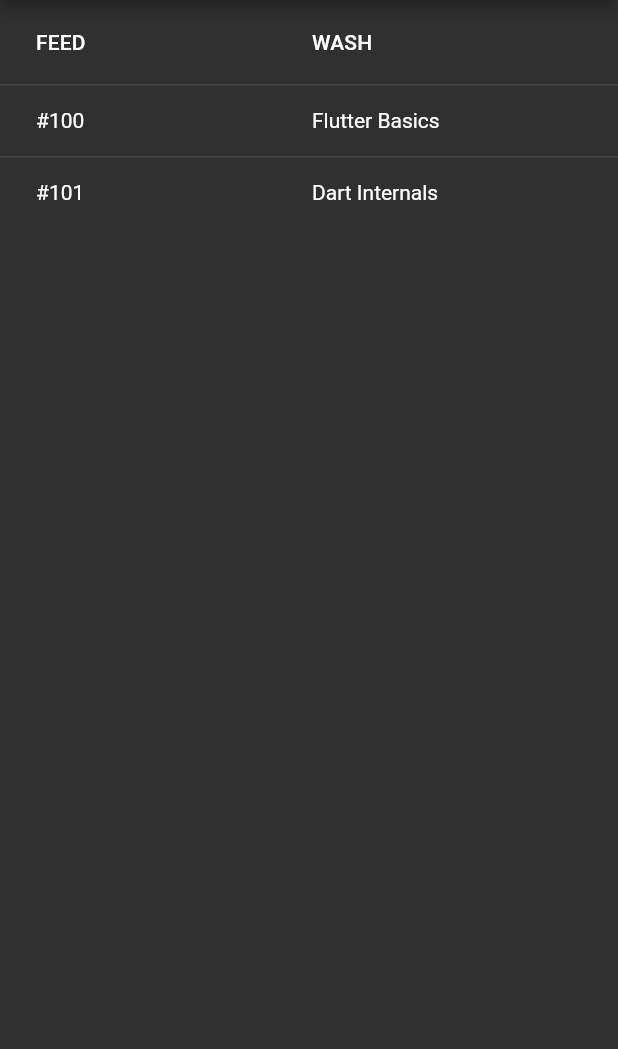
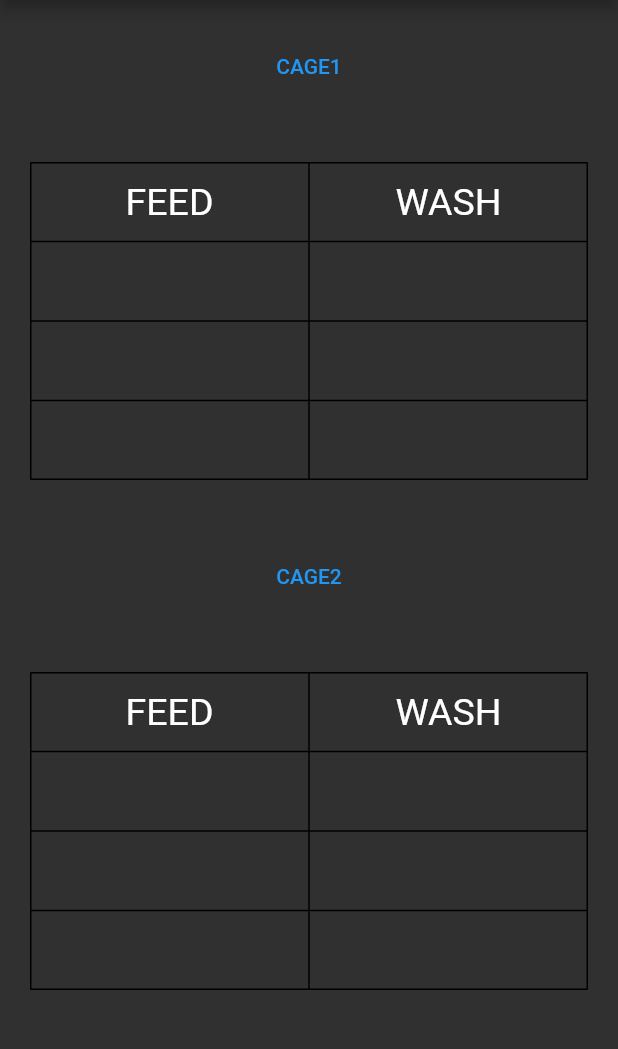
Before and after one commit to Chaaang/Thesis-mobileapp-final, a Flutter app: the ViewSched screen opened directly, on a phone screen of 412 x 824 dp, the part 84-1133 px from its top. Run offline on Flutter 3.47's test engine with Material 2 defaults, Android fonts, the phone set to English and light mode, and no system bars; our stand-ins replace firebase_core, firebase_database, percent_indicator; accounts and stored records are empty.

Commit message:
Created table for viewing of set schedules

```diff
--- a/pigs/lib/screens/feed_sched.dart
+++ b/pigs/lib/screens/feed_sched.dart
@@ -12,8 +12,8 @@ class _FeedScheduleState extends State<FeedSchedule> {
   String time_temp = "";
   bool isCheck = false;
   bool isCheck2 = false;
-  int cage1_id = 0;
-  int cage2_id = 0;
+  int cage1_id = 1;
+  int cage2_id = 1;
 
   void time() {
     showTimePicker(context: context, initialTime: TimeOfDay.now())
@@ -73,7 +73,7 @@ class _FeedScheduleState extends State<FeedSchedule> {
                   child: Checkbox(
                       value: isCheck,
                       onChanged: (value) {
-                        if (cage1_id == 3) {
+                        if (cage1_id == 4) {
                           null;
                         } else {
                           setState(() {
@@ -102,7 +102,7 @@ class _FeedScheduleState extends State<FeedSchedule> {
                   child: Checkbox(
                       value: isCheck2,
                       onChanged: (value) {
-                        if (cage2_id == 3) {
+                        if (cage2_id == 4) {
                           null;
                         } else {
                           setState(() {
--- a/pigs/lib/screens/viewsched.dart
+++ b/pigs/lib/screens/viewsched.dart
@@ -1,3 +1,6 @@
+import 'dart:async';
+import 'dart:convert';
+import 'package:firebase_database/firebase_database.dart';
 import 'package:flutter/material.dart';
 
 class ViewSched extends StatefulWidget {
@@ -9,42 +12,164 @@ class ViewSched extends StatefulWidget {
 
 class _ViewSchedState extends State<ViewSched> {
   @override
+  List<String> temp = [];
+  List<String> wash = [];
+
+  String f1 = "";
+  String f2 = "";
+  String f3 = "";
+  String w1 = "";
+  String w2 = "";
+  String w3 = "";
+
+  List<String> temp2 = [];
+  List<String> wash2 = [];
+  String f11 = "";
+  String f22 = "";
+  String f33 = "";
+  String w11 = "";
+  String w22 = "";
+  String w33 = "";
+
+  getfeed(String x) {
+    final _testRef = FirebaseDatabase.instance
+        .ref("cage1_feed_sched/" + x)
+        .once()
+        .then((event) {
+      temp.add(jsonDecode(jsonEncode(event.snapshot.value)));
+      // print(temp);
+      setState(() {
+        f1 = temp[0];
+        f2 = temp[1];
+        f3 = temp[2];
+        //  print(f1);
+      });
+    });
+  }
+
+  getfeed2(String x) {
+    final _testRef = FirebaseDatabase.instance
+        .ref("cage2_feed_sched/" + x)
+        .once()
+        .then((event) {
+      temp2.add(jsonDecode(jsonEncode(event.snapshot.value)));
+
+      setState(() {
+        f11 = temp2[0];
+        f22 = temp2[1];
+        f33 = temp2[2];
+      });
+    });
+  }
+
+  getwash(String x) {
+    final _testRef = FirebaseDatabase.instance
+        .ref("cage1_wash_sched/" + x)
+        .once()
+        .then((event) {
+      wash.add(jsonDecode(jsonEncode(event.snapshot.value)));
+      //  print(wash);
+      setState(() {
+        w1 = wash[0];
+        w2 = wash[1];
+        w3 = wash[2];
+        //   print(w1);
+      });
+    });
+  }
+
+  getwash2(String x) {
+    final _testRef = FirebaseDatabase.instance
+        .ref("cage2_wash_sched/" + x)
+        .once()
+        .then((event) {
+      wash2.add(jsonDecode(jsonEncode(event.snapshot.value)));
+      //  print(wash);
+      setState(() {
+        w11 = wash2[0];
+        w22 = wash2[1];
+        w33 = wash2[2];
+        //   print(w1);
+      });
+    });
+  }
+
+  @override
   Widget build(BuildContext context) {
-    // TableRow _tableRow = const TableRow(children: <Widget>[
-    //   Padding(padding: EdgeInsets.all(10.0), child: Text('Cell 1')),
-    //   Padding(padding: EdgeInsets.all(10.0), child: Text('Cell 2')),
-    // ]);
     return Scaffold(
         appBar: AppBar(
           centerTitle: true,
           title: const Text("Schedule"),
         ),
-        body: ListView(
-          children: [_DataTable()],
-        ));
+        body: Column(children: [
+          SizedBox(
+            height: 20,
+          ),
+          TextButton(
+              onPressed: () {
+                for (int i = 0; i < 4; i++) {
+                  getfeed(i.toString());
+                }
+                for (int i = 0; i < 4; i++) {
+                  getwash(i.toString());
+                }
+              },
+              child: Text("CAGE1")),
+          SizedBox(
+            height: 20,
+          ),
+          Padding(
+            padding: const EdgeInsets.all(20.0),
+            child: Table(
+              border: TableBorder.all(),
+              children: [
+                buildRow(['FEED', 'WASH']),
+                buildRow([f1, w1]),
+                buildRow([f2, w2]),
+                buildRow([f3, w3]),
+              ],
+            ),
+          ),
+          SizedBox(
+            height: 20,
+          ),
+          TextButton(
+              onPressed: () {
+                for (int i = 0; i < 4; i++) {
+                  getfeed2(i.toString());
+                }
+                for (int i = 0; i < 4; i++) {
+                  getwash2(i.toString());
+                }
+              },
+              child: Text("CAGE2")),
+          SizedBox(
+            height: 20,
+          ),
+          Padding(
+            padding: const EdgeInsets.all(20.0),
+            child: Table(
+              border: TableBorder.all(),
+              children: [
+                buildRow(['FEED', 'WASH']),
+                buildRow([f11, w11]),
+                buildRow([f22, w22]),
+                buildRow([f33, w33]),
+              ],
+            ),
+          ),
+        ]));
   }
 
-  DataTable _DataTable() {
-    return DataTable(columns: _createColumns(), rows: _createRows());
-  }
-
-  List<DataColumn> _createColumns() {
-    return [
-      DataColumn(label: Text('FEED')),
-      DataColumn(label: Text('WASH')),
-    ];
-  }
-
-  List<DataRow> _createRows() {
-    return [
-      DataRow(cells: [
-        DataCell(Text('#100')),
-        DataCell(Text('Flutter Basics')),
-      ]),
-      DataRow(cells: [
-        DataCell(Text('#101')),
-        DataCell(Text('Dart Internals')),
-      ])
-    ];
-  }
+  TableRow buildRow(List<String> cells) => TableRow(
+      children: cells
+          .map((cell) => Padding(
+                padding: const EdgeInsets.all(12.0),
+                child: Center(
+                    child: Text(
+                  cell,
+                  style: TextStyle(fontSize: 25),
+                )),
+              ))
+          .toList());
 }
--- a/pigs/lib/screens/wash_sched.dart
+++ b/pigs/lib/screens/wash_sched.dart
@@ -12,8 +12,8 @@ class _WashScheduleState extends State<WashSchedule> {
   String time_temp = "";
   bool isCheck = false;
   bool isCheck2 = false;
-  int cage1_id = 0;
-  int cage2_id = 0;
+  int cage1_id = 1;
+  int cage2_id = 1;
 
   void time() {
     showTimePicker(context: context, initialTime: TimeOfDay.now())
@@ -73,7 +73,7 @@ class _WashScheduleState extends State<WashSchedule> {
                   child: Checkbox(
                       value: isCheck,
                       onChanged: (value) {
-                        if (cage1_id == 3) {
+                        if (cage1_id == 4) {
                           null;
                         } else {
                           setState(() {
@@ -102,7 +102,7 @@ class _WashScheduleState extends State<WashSchedule> {
                   child: Checkbox(
                       value: isCheck2,
                       onChanged: (value) {
-                        if (cage2_id == 3) {
+                        if (cage2_id == 4) {
                           null;
                         } else {
                           setState(() {
```
